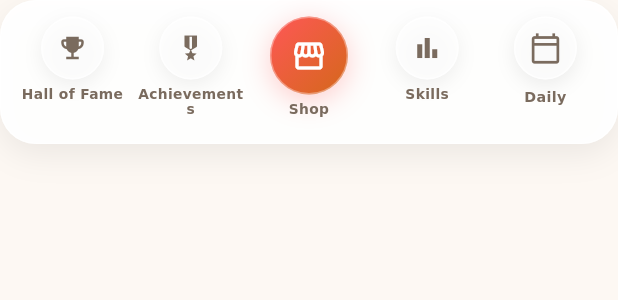
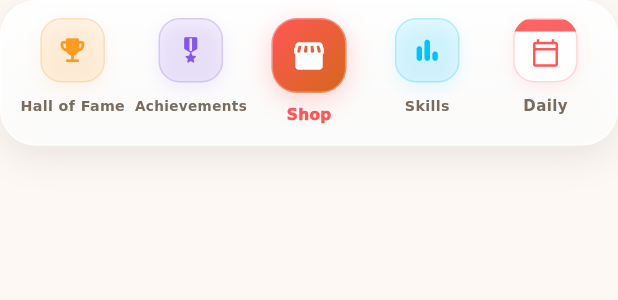
Before and after one commit to Strike87/math-challenge-flutter, a Flutter app: the _BottomNavDock widget shown alone on an empty page, opened directly with empty values, on a phone screen of 412 x 824 dp. Shown: the top 300 px of the screen. Run offline on Flutter 3.47's test engine with Material 3 defaults, Android fonts, the phone set to English and light mode, and no system bars; our stand-ins replace audioplayers, confetti, google_mobile_ads, in_app_purchase, shared_preferences, vibration; accounts and stored records are empty; network calls fail; statements that could not run were skipped.

Commit message:
style: modernize bottom navigation

```diff
--- a/lib/screens/menu_screen.dart
+++ b/lib/screens/menu_screen.dart
@@ -234,18 +234,27 @@ class _BottomNavDock extends StatelessWidget {
     final s = context.watch<SettingsService>();
 
     return Container(
-      padding: const EdgeInsets.fromLTRB(8, 10, 8, 8),
+      padding: const EdgeInsets.fromLTRB(8, 9, 8, 8),
       decoration: BoxDecoration(
-        color: s.surface.withValues(alpha: s.dark ? 0.86 : 0.94),
+        gradient: LinearGradient(
+          colors: [
+            s.surface.withValues(alpha: s.dark ? 0.92 : 0.97),
+            s.surface2.withValues(alpha: s.dark ? 0.86 : 0.82),
+          ],
+          begin: Alignment.topCenter,
+          end: Alignment.bottomCenter,
+        ),
         borderRadius: BorderRadius.circular(24),
         border: Border.all(
-          color: Colors.white.withValues(alpha: s.dark ? 0.16 : 0.72),
+          color: s.dark
+              ? Colors.white.withValues(alpha: 0.10)
+              : Colors.white.withValues(alpha: 0.88),
         ),
         boxShadow: [
           BoxShadow(
-            color: Colors.black.withValues(alpha: s.dark ? 0.18 : 0.07),
-            blurRadius: 18,
-            offset: const Offset(0, 7),
+            color: Colors.black.withValues(alpha: s.dark ? 0.18 : 0.08),
+            blurRadius: 20,
+            offset: const Offset(0, 8),
           ),
         ],
       ),
@@ -254,30 +263,34 @@ class _BottomNavDock extends StatelessWidget {
         children: [
           Expanded(
             child: _NavBtn(
-              icon: Icons.emoji_events,
+              icon: Icons.emoji_events_rounded,
               label: 'Hall of Fame',
+              accent: const Color(GameConfig.mango),
               onTap: () => gs.showModal(GameModal.highScore),
             ),
           ),
           Expanded(
             child: _NavBtn(
-              icon: Icons.military_tech,
+              icon: Icons.military_tech_rounded,
               label: 'Achievements',
+              accent: const Color(GameConfig.grape),
               onTap: () => gs.showModal(GameModal.achievements),
             ),
           ),
           Expanded(
             child: _NavBtn(
-              icon: Icons.storefront,
+              icon: Icons.storefront_rounded,
               label: 'Shop',
+              accent: const Color(GameConfig.coral),
               onTap: () => gs.showModal(GameModal.coinShop),
               isHome: true,
             ),
           ),
           Expanded(
             child: _NavBtn(
-              icon: Icons.bar_chart,
+              icon: Icons.bar_chart_rounded,
               label: 'Skills',
+              accent: const Color(GameConfig.sky),
               onTap: () => gs.showModal(GameModal.skillDashboard),
             ),
           ),
@@ -300,52 +313,82 @@ class _DailyNavBtn extends StatelessWidget {
   @override
   Widget build(BuildContext context) {
     final s = context.watch<SettingsService>();
-    return GestureDetector(
-      behavior: HitTestBehavior.opaque,
+    final accent = const Color(GameConfig.coral);
+
+    return Material(
+      color: Colors.transparent,
+      child: InkWell(
+        borderRadius: BorderRadius.circular(17),
         onTap: onTap,
         child: SizedBox(
-        height: 76,
+          height: 78,
+          child: Padding(
+            padding: const EdgeInsets.fromLTRB(2, 2, 2, 0),
             child: Column(
               mainAxisAlignment: MainAxisAlignment.start,
               children: [
                 Container(
-              width: 42,
-              height: 42,
+                  width: 43,
+                  height: 43,
                   decoration: BoxDecoration(
-                color: s.surface,
-                shape: BoxShape.circle,
+                    color: s.surface.withValues(alpha: s.dark ? 0.68 : 0.92),
+                    borderRadius: BorderRadius.circular(14),
                     border: Border.all(
-                  color: Colors.white.withValues(alpha: 0.75),
+                      color: accent.withValues(alpha: 0.24),
                     ),
                     boxShadow: [
                       BoxShadow(
-                    color: Colors.black.withValues(alpha: 0.07),
-                    blurRadius: 10,
-                    offset: const Offset(0, 4),
+                        color: accent.withValues(alpha: 0.10),
+                        blurRadius: 9,
+                        offset: const Offset(0, 3),
                       ),
                     ],
                   ),
-              child: Center(
+                  clipBehavior: Clip.antiAlias,
+                  child: Stack(
+                    children: [
+                      Align(
+                        alignment: Alignment.topCenter,
+                        child: Container(
+                          height: 8,
+                          color: accent.withValues(alpha: 0.92),
+                        ),
+                      ),
+                      Center(
+                        child: Padding(
+                          padding: const EdgeInsets.only(top: 4),
                           child: Icon(
                             Icons.calendar_today_outlined,
-                  size: 22,
+                            size: 20,
+                            color: accent,
+                          ),
+                        ),
+                      ),
+                    ],
+                  ),
+                ),
+                const SizedBox(height: 6),
+                SizedBox(
+                  height: 20,
+                  width: double.infinity,
+                  child: FittedBox(
+                    fit: BoxFit.scaleDown,
+                    child: Text(
+                      'Daily',
+                      maxLines: 1,
+                      softWrap: false,
+                      style: TextStyle(
+                        fontSize: 10,
+                        height: 1,
+                        fontWeight: FontWeight.w800,
                         color: s.muted,
                       ),
                     ),
                   ),
-            const SizedBox(height: 5),
-            Text(
-              'Daily',
-              style: TextStyle(
-                fontSize: 9.5,
-                fontWeight: FontWeight.w700,
-                color: s.muted,
-              ),
-              textAlign: TextAlign.center,
-              maxLines: 2,
-              overflow: TextOverflow.ellipsis,
                 ),
               ],
+            ),
+          ),
         ),
       ),
     );
@@ -778,12 +821,14 @@ class _NavBtn extends StatelessWidget {
   const _NavBtn({
     required this.icon,
     required this.label,
+    required this.accent,
     required this.onTap,
     this.isHome = false,
   });
 
   final IconData icon;
   final String label;
+  final Color accent;
   final VoidCallback onTap;
   final bool isHome;
 
@@ -791,17 +836,22 @@ class _NavBtn extends StatelessWidget {
   Widget build(BuildContext context) {
     final s = context.watch<SettingsService>();
 
-    return GestureDetector(
-      behavior: HitTestBehavior.opaque,
+    return Material(
+      color: Colors.transparent,
+      child: InkWell(
+        borderRadius: BorderRadius.circular(17),
         onTap: onTap,
         child: SizedBox(
-        height: 76,
+          height: 78,
+          child: Padding(
+            padding: const EdgeInsets.fromLTRB(2, 2, 2, 0),
             child: Column(
               mainAxisAlignment: MainAxisAlignment.start,
               children: [
-            Container(
-              width: isHome ? 52 : 42,
-              height: isHome ? 52 : 42,
+                AnimatedContainer(
+                  duration: const Duration(milliseconds: 160),
+                  width: isHome ? 50 : 43,
+                  height: isHome ? 50 : 43,
                   decoration: BoxDecoration(
                     gradient: isHome
                         ? const LinearGradient(
@@ -813,48 +863,55 @@ class _NavBtn extends StatelessWidget {
                             ],
                           )
                         : null,
-                color: isHome ? null : s.surface,
-                shape: BoxShape.circle,
+                    color: isHome
+                        ? null
+                        : accent.withValues(alpha: s.dark ? 0.12 : 0.09),
+                    borderRadius: BorderRadius.circular(isHome ? 17 : 14),
                     border: Border.all(
                       color: isHome
-                      ? Colors.white.withValues(alpha: 0.35)
-                      : Colors.white.withValues(alpha: 0.75),
+                          ? Colors.white.withValues(alpha: 0.30)
+                          : accent.withValues(alpha: 0.22),
                     ),
                     boxShadow: [
                       BoxShadow(
-                    color:
-                        (isHome ? const Color(GameConfig.coral) : Colors.black)
-                            .withValues(alpha: isHome ? 0.30 : 0.06),
-                    blurRadius: isHome ? 16 : 10,
+                        color: (isHome ? const Color(GameConfig.coral) : accent)
+                            .withValues(alpha: isHome ? 0.27 : 0.10),
+                        blurRadius: isHome ? 14 : 9,
                         offset: const Offset(0, 4),
                       ),
                     ],
                   ),
                   child: Icon(
                     icon,
-                color: isHome ? Colors.white : s.muted,
-                size: isHome ? 24 : 20,
+                    color: isHome ? Colors.white : accent,
+                    size: isHome ? 24 : 21,
                   ),
                 ),
-            const SizedBox(height: 5),
-            Padding(
-              padding: const EdgeInsets.symmetric(horizontal: 2),
+                SizedBox(height: isHome ? 2 : 6),
+                SizedBox(
+                  height: isHome ? 24 : 20,
+                  width: double.infinity,
+                  child: FittedBox(
+                    fit: BoxFit.scaleDown,
                     child: Text(
                       label,
+                      maxLines: 1,
+                      softWrap: false,
                       style: TextStyle(
-                  fontSize: 9.2,
-                  height: 1.05,
-                  fontWeight: FontWeight.w700,
-                  color: s.muted,
+                        fontSize: isHome ? 10.2 : 9.5,
+                        height: 1,
+                        fontWeight: isHome ? FontWeight.w900 : FontWeight.w800,
+                        color: isHome ? const Color(GameConfig.coral) : s.muted,
                       ),
                       textAlign: TextAlign.center,
-                maxLines: 2,
-                overflow: TextOverflow.ellipsis,
+                    ),
                   ),
                 ),
               ],
             ),
           ),
+        ),
+      ),
     );
   }
 }
```
Also changed, not shown: 3 other files. Lines whose indentation alone changed are shown as unchanged.
